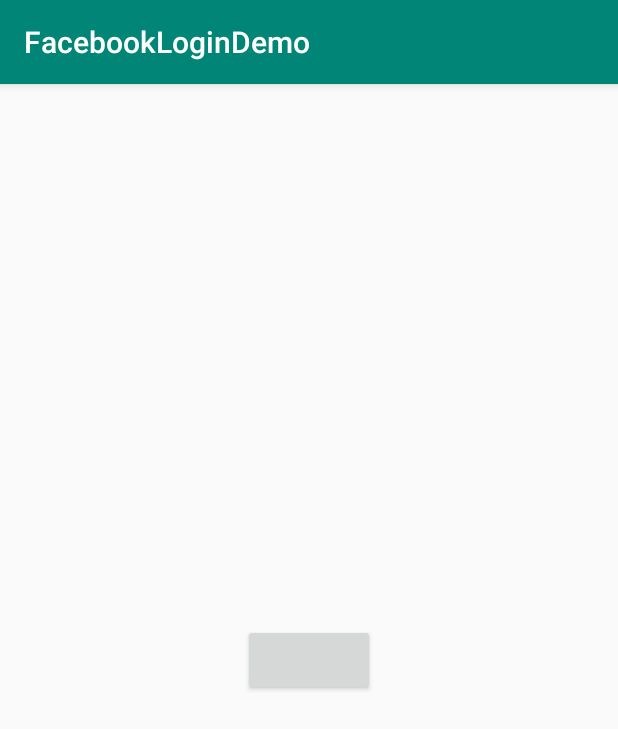
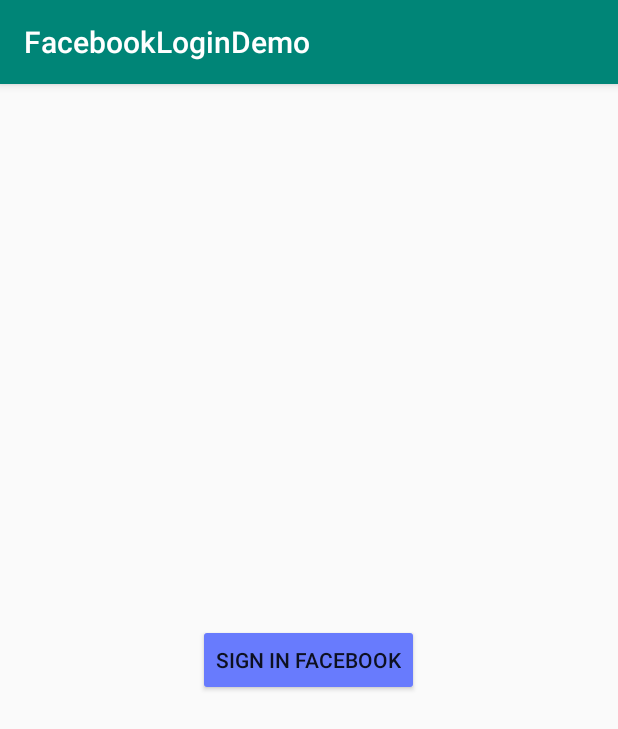
Before and after one commit to developerRio/FacebookLoginDemo, an Android app: the screen it shows after launch (MainActivity), on a phone screen of 412 x 824 dp. Shown: the top 729 px of the screen. Run offline under Robolectric (Android 15) with nearby library versions, the phone set to English and light mode, and no system bars; libraries missing offline, so code that uses them is left out: com.facebook, com.facebook.login; plain views replace LoginButton; 7 statements that could not run were skipped.

```diff
--- a/app/src/main/java/com/originalstocks/facebooklogindemo/MainActivity.java
+++ b/app/src/main/java/com/originalstocks/facebooklogindemo/MainActivity.java
@@ -46,7 +46,7 @@ public class MainActivity extends AppCompatActivity {
 
         facebookButton = findViewById(R.id.button_facebook);
         List<String> permissionNeeds = Arrays.asList("user_photos", "email",
-                "user_birthday", "public_profile", "AccessToken");
+                "user_birthday", "public_profile");
         mLoginButton.setPermissions(permissionNeeds);
         mLoginManager = LoginManager.getInstance();
         accessToken = AccessToken.getCurrentAccessToken();
@@ -55,7 +55,7 @@ public class MainActivity extends AppCompatActivity {
         facebookButton.setOnClickListener(new View.OnClickListener() {
             @Override
             public void onClick(View v) {
-
+                mLoginButton.performClick();
             }
         });
 
--- a/app/src/main/res/layout/activity_main.xml
+++ b/app/src/main/res/layout/activity_main.xml
@@ -14,6 +14,8 @@
         <com.facebook.login.widget.LoginButton
             android:id="@+id/login_button"
             android:layout_width="wrap_content"
+            android:visibility="gone"
+
             android:layout_height="wrap_content"
             android:layout_gravity="center_horizontal" />
 
@@ -23,7 +25,6 @@
             android:layout_height="wrap_content"
             android:layout_gravity="center_horizontal"
             android:backgroundTint="#687BFD"
-            android:visibility="gone"
             android:text="Sign in Facebook" />
 
     </FrameLayout>
```
